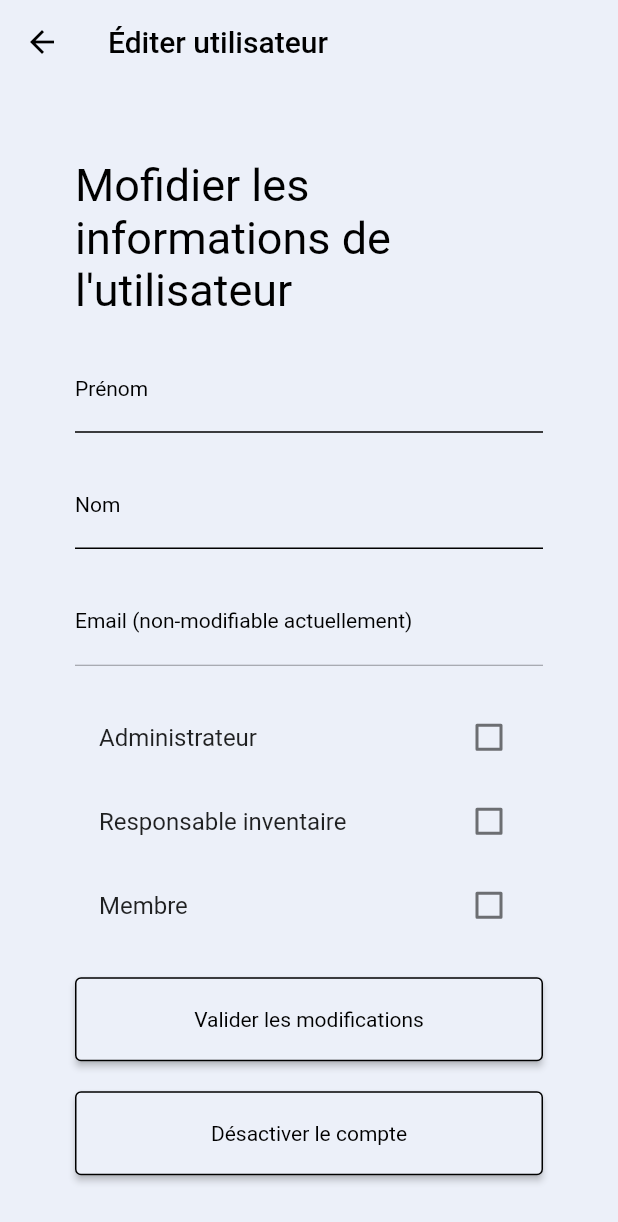
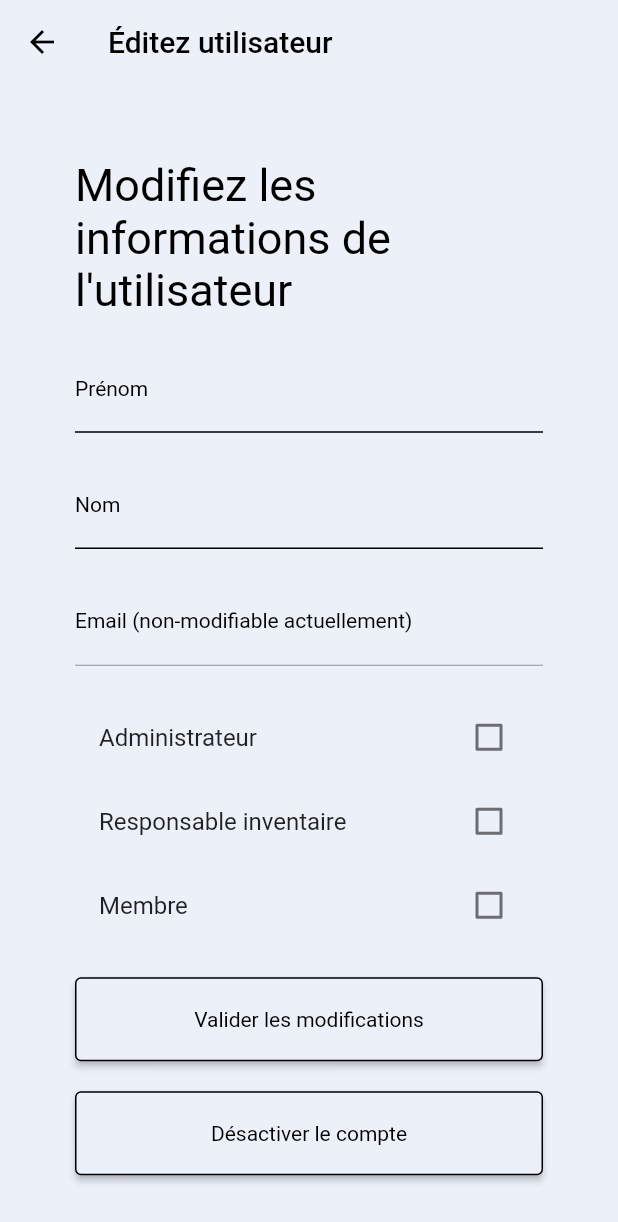
Before and after one commit to khrid/HES_646-2_Projects_GRIMM_Scanner, a Flutter app: the UserUpdate screen opened directly with empty values, on a phone screen of 412 x 824 dp. Shown: the top 1222 px of the screen. Run offline on Flutter 3.47's test engine with Material 2 defaults, Android fonts, the phone set to English and light mode, and no system bars; our stand-ins replace cloud_firestore, firebase_auth, firebase_core, pdf, printing, qr_flutter; missing offline and left inert: flutter_barcode_scanner; accounts and stored records are empty; Roboto replaces fonts that are missing (Raleway-Regular).

Commit message:
Final bug fix

```diff
--- a/lib/pages/update_account.dart
+++ b/lib/pages/update_account.dart
@@ -61,7 +61,7 @@ class _UserUpdateState extends State<UserUpdate> {
 
     return Scaffold(
       appBar: AppBar(
-        title: const Text("Éditer utilisateur"),
+        title: const Text("Éditez utilisateur"),
         backgroundColor: Theme.of(context).primaryColor,
         elevation: 0,
       ),
@@ -72,7 +72,7 @@ class _UserUpdateState extends State<UserUpdate> {
           padding: EdgeInsets.all(50),
           children: <Widget>[
             Text(
-              "Mofidier les informations de l'utilisateur",
+              "Modifiez les informations de l'utilisateur",
               style: TextStyle(
                 fontFamily: "Raleway-Regular",
                 fontSize: 30.0,
```
Also changed, not shown: lib/pages/accounts_user_detail.dart (+24 -19 lines).
